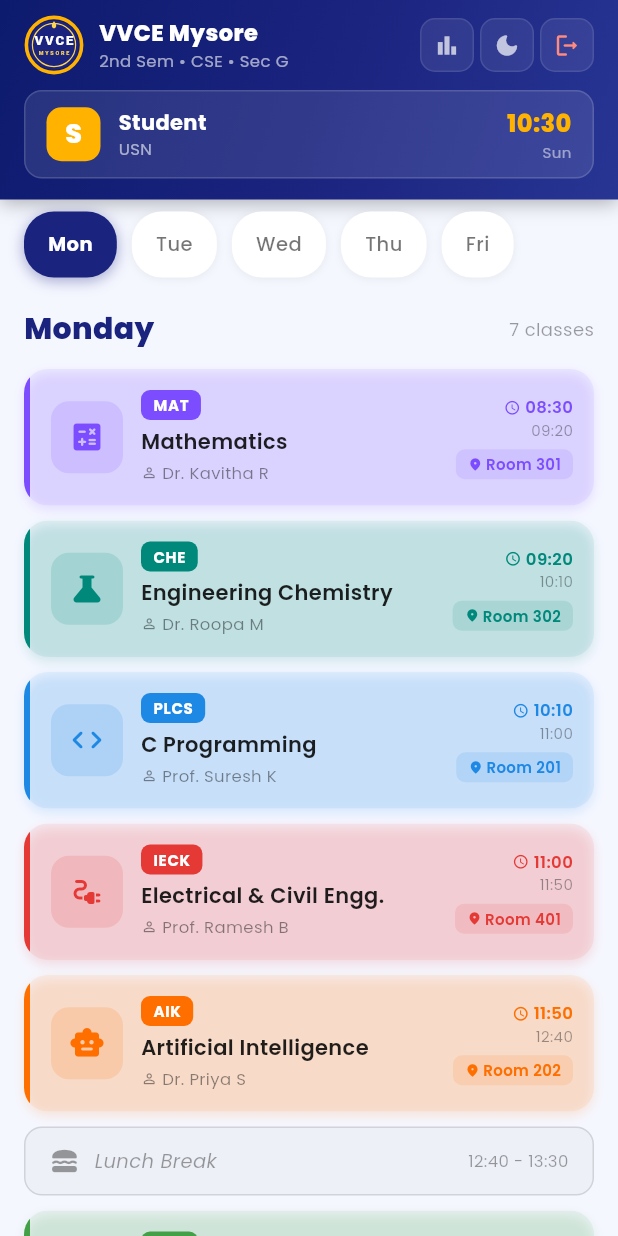
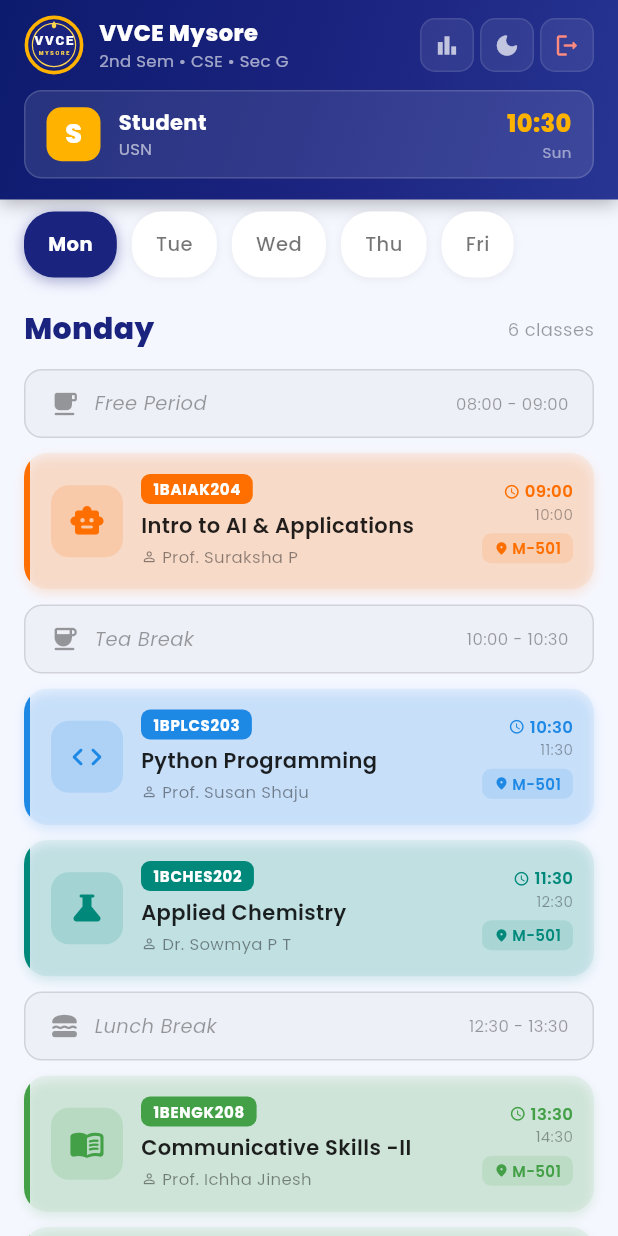
Before and after one commit to vvce25cse0423-lgtm/vvce_timetable, a Flutter app: the TimetableScreen screen opened directly, on a phone screen of 412 x 824 dp. Run offline on Flutter 3.47's test engine with Material 3 defaults, Android fonts, the phone set to English and light mode, and no system bars; drawn by our look-alikes of flutter_animate; our stand-ins replace google_fonts, shared_preferences; accounts and stored records are empty.

Commit message:
fix: update timetable to C-Cycle 12.02.2026 with correct schedule

```diff
--- a/lib/data/timetable_data.dart
+++ b/lib/data/timetable_data.dart
@@ -1,412 +1,314 @@
 // lib/data/timetable_data.dart
-// Complete timetable data for VVCE Mysore - 2nd Semester CSE Section G
+// VVCE Mysore - 2nd Semester CSE Section G
+// C-Cycle Timetable dated 12.02.2026, w.e.f 23.02.2026 (V 1.0)
 
 import '../models/timetable_model.dart';
 
-/// Time slots for the day
+/// Time slots matching the official timetable:
+/// 08:00-09:00 | 09:00-10:00 | Tea Break 10:00-10:30
+/// 10:30-11:30 | 11:30-12:30 | Lunch 12:30-13:30
+/// 13:30-14:30 | 14:30-15:30 | 15:30-16:30
+
 const List<String> timeSlots = [
-  '08:30 - 09:20',
-  '09:20 - 10:10',
-  '10:10 - 11:00',
-  '11:00 - 11:50', // After recess
-  '11:50 - 12:40',
-  '12:40 - 13:30', // Lunch
-  '13:30 - 14:20',
-  '14:20 - 15:10',
-  '15:10 - 16:00',
+  '08:00 - 09:00',
+  '09:00 - 10:00',
+  '10:00 - 10:30',
+  '10:30 - 11:30',
+  '11:30 - 12:30',
+  '12:30 - 13:30',
+  '13:30 - 14:30',
+  '14:30 - 15:30',
+  '15:30 - 16:30',
 ];
 
-/// Start times for slots (for ongoing detection)
 const List<String> slotStartTimes = [
-  '08:30',
-  '09:20',
-  '10:10',
-  '11:00',
-  '11:50',
-  '12:40',
-  '13:30',
-  '14:20',
-  '15:10',
+  '08:00', '09:00', '10:00', '10:30', '11:30',
+  '12:30', '13:30', '14:30', '15:30',
 ];
 
 const List<String> slotEndTimes = [
-  '09:20',
-  '10:10',
-  '11:00',
-  '11:50',
-  '12:40',
-  '13:30',
-  '14:20',
-  '15:10',
-  '16:00',
+  '09:00', '10:00', '10:30', '11:30', '12:30',
+  '13:30', '14:30', '15:30', '16:30',
 ];
 
-/// VVCE 2nd Semester CSE Section G Timetable
-/// Subject Codes:
-/// MAT - Mathematics (Calculus & Linear Algebra)
-/// CHE - Engineering Chemistry
-/// PLCS - Programming Logic & Computational Skills (C Programming)
-/// IECK - Introduction to Electrical & Civil Engineering
-/// AIK - Artificial Intelligence & Knowledge Representation
-/// ENG - Communicative English
-/// CHELAB - Chemistry Lab
-/// PLCSLAB - PLCS Lab
-/// PE - Physical Education / Sports
+// Index 2 = Tea Break, Index 5 = Lunch Break
 
 final Map<String, List<ClassSlot?>> timetableData = {
+
   'Monday': [
+    null, // 08:00-09:00 empty
     const ClassSlot(
-      subjectCode: 'MAT',
-      subjectName: 'Mathematics',
-      faculty: 'Dr. Kavitha R',
-      room: 'Room 301',
-      startTime: '08:30',
-      endTime: '09:20',
+      subjectCode: '1BAIAK204',
+      subjectName: 'Intro to AI & Applications',
+      faculty: 'Prof. Suraksha P',
+      room: 'M-501',
+      startTime: '09:00',
+      endTime: '10:00',
+      type: SubjectType.ai,
+    ),
+    null, // Tea Break
+    const ClassSlot(
+      subjectCode: '1BPLCS203',
+      subjectName: 'Python Programming',
+      faculty: 'Prof. Susan Shaju',
+      room: 'M-501',
+      startTime: '10:30',
+      endTime: '11:30',
+      type: SubjectType.programming,
+    ),
+    const ClassSlot(
+      subjectCode: '1BCHES202',
+      subjectName: 'Applied Chemistry',
+      faculty: 'Dr. Sowmya P T',
+      room: 'M-501',
+      startTime: '11:30',
+      endTime: '12:30',
+      type: SubjectType.chemistry,
+    ),
+    null, // Lunch Break
+    const ClassSlot(
+      subjectCode: '1BENGK208',
+      subjectName: 'Communicative Skills -II',
+      faculty: 'Prof. Ichha Jinesh',
+      room: 'M-501',
+      startTime: '13:30',
+      endTime: '14:30',
+      type: SubjectType.english,
+    ),
+    const ClassSlot(
+      subjectCode: '1BENGK208',
+      subjectName: 'Communicative Skills -II',
+      faculty: 'Prof. Kirti Gupta',
+      room: 'M-501',
+      startTime: '14:30',
+      endTime: '15:30',
+      type: SubjectType.english,
+    ),
+    const ClassSlot(
+      subjectCode: '1BKBKK210',
+      subjectName: 'Samskruthika Kannada',
+      faculty: 'Ms. Ashwini H B',
+      room: 'M-101',
+      startTime: '15:30',
+      endTime: '16:30',
+      type: SubjectType.kannada,
+    ),
+  ],
+
+  'Tuesday': [
+    const ClassSlot(
+      subjectCode: '1BMATS201',
+      subjectName: 'Applied Mathematics',
+      faculty: 'Prof. Deepa R Acharya',
+      room: 'M-501',
+      startTime: '08:00',
+      endTime: '09:00',
       type: SubjectType.mathematics,
     ),
     const ClassSlot(
-      subjectCode: 'CHE',
-      subjectName: 'Engineering Chemistry',
-      faculty: 'Dr. Roopa M',
-      room: 'Room 302',
-      startTime: '09:20',
-      endTime: '10:10',
+      subjectCode: '1BCHES202',
+      subjectName: 'Applied Chemistry',
+      faculty: 'Dr. Sowmya P T',
+      room: 'M-501',
+      startTime: '09:00',
+      endTime: '10:00',
+      type: SubjectType.chemistry,
+    ),
+    null, // Tea Break
+    const ClassSlot(
+      subjectCode: '1BMATS201',
+      subjectName: 'Applied Mathematics Lab',
+      faculty: 'Prof. Deepa R Acharya',
+      room: 'A-308',
+      startTime: '10:30',
+      endTime: '11:30',
+      type: SubjectType.lab,
+    ),
+    const ClassSlot(
+      subjectCode: '1BMATS201',
+      subjectName: 'Applied Mathematics Lab',
+      faculty: 'Prof. Deepa R Acharya',
+      room: 'A-308',
+      startTime: '11:30',
+      endTime: '12:30',
+      type: SubjectType.lab,
+    ),
+    null, // Lunch Break
+    const ClassSlot(
+      subjectCode: '1BIECK205',
+      subjectName: 'Intro to Electronics Engg.',
+      faculty: 'Prof. Ankitha D M',
+      room: 'M-501',
+      startTime: '13:30',
+      endTime: '14:30',
+      type: SubjectType.electronics,
+    ),
+    const ClassSlot(
+      subjectCode: '1BPLCS203',
+      subjectName: 'Python Programming',
+      faculty: 'Prof. Susan Shaju',
+      room: 'M-501',
+      startTime: '14:30',
+      endTime: '15:30',
+      type: SubjectType.programming,
+    ),
+    null, // 15:30 empty
+  ],
+
+  'Wednesday': [
+    const ClassSlot(
+      subjectCode: '1BMATS201',
+      subjectName: 'Applied Mathematics',
+      faculty: 'Prof. Deepa R Acharya',
+      room: 'M-501',
+      startTime: '08:00',
+      endTime: '09:00',
+      type: SubjectType.mathematics,
+    ),
+    const ClassSlot(
+      subjectCode: '1BIECK205',
+      subjectName: 'Intro to Electronics Engg.',
+      faculty: 'Prof. Ankitha D M',
+      room: 'M-501',
+      startTime: '09:00',
+      endTime: '10:00',
+      type: SubjectType.electronics,
+    ),
+    null, // Tea Break
+    const ClassSlot(
+      subjectCode: '1BCHESL206',
+      subjectName: 'Applied Chemistry Lab',
+      faculty: 'Dr. Anitha Sudhir',
+      room: 'G-202',
+      startTime: '10:30',
+      endTime: '11:30',
+      type: SubjectType.lab,
+    ),
+    const ClassSlot(
+      subjectCode: '1BCHESL206',
+      subjectName: 'Applied Chemistry Lab',
+      faculty: 'Dr. Anitha Sudhir',
+      room: 'G-202',
+      startTime: '11:30',
+      endTime: '12:30',
+      type: SubjectType.lab,
+    ),
+    null, // Lunch Break
+    null, // 13:30 empty
+    null, // 14:30 empty
+    null, // 15:30 empty
+  ],
+
+  'Thursday': [
+    null, // 08:00 empty
+    const ClassSlot(
+      subjectCode: '1BKSKK210',
+      subjectName: 'Samskruthika Kannada',
+      faculty: 'Ms. Ashwini H B',
+      room: 'M-501',
+      startTime: '09:00',
+      endTime: '10:00',
+      type: SubjectType.kannada,
+    ),
+    null, // Tea Break
+    const ClassSlot(
+      subjectCode: '1BAIAK204',
+      subjectName: 'Intro to AI & Applications',
+      faculty: 'Prof. Suraksha P',
+      room: 'M-501',
+      startTime: '10:30',
+      endTime: '11:30',
+      type: SubjectType.ai,
+    ),
+    const ClassSlot(
+      subjectCode: '1BIECK205',
+      subjectName: 'Intro to Electronics Engg.',
+      faculty: 'Prof. Ankitha D M',
+      room: 'M-501',
+      startTime: '11:30',
+      endTime: '12:30',
+      type: SubjectType.electronics,
+    ),
+    null, // Lunch Break
+    const ClassSlot(
+      subjectCode: '1BCHES202',
+      subjectName: 'Applied Chemistry',
+      faculty: 'Dr. Sowmya P T',
+      room: 'M-501',
+      startTime: '13:30',
+      endTime: '14:30',
       type: SubjectType.chemistry,
     ),
     const ClassSlot(
-      subjectCode: 'PLCS',
-      subjectName: 'C Programming',
-      faculty: 'Prof. Suresh K',
-      room: 'Room 201',
-      startTime: '10:10',
-      endTime: '11:00',
-      type: SubjectType.programming,
+      subjectCode: '1BMATS201',
+      subjectName: 'Applied Mathematics',
+      faculty: 'Prof. Deepa R Acharya',
+      room: 'M-501',
+      startTime: '14:30',
+      endTime: '15:30',
+      type: SubjectType.mathematics,
     ),
-    // Recess 11:00 - 11:15 (shown as part of slot)
+    null, // 15:30 empty
+  ],
+
+  'Friday': [
     const ClassSlot(
-      subjectCode: 'IECK',
-      subjectName: 'Electrical & Civil Engg.',
-      faculty: 'Prof. Ramesh B',
-      room: 'Room 401',
-      startTime: '11:00',
-      endTime: '11:50',
-      type: SubjectType.electronics,
+      subjectCode: '1BPLCSL207',
+      subjectName: 'Python Programming Lab',
+      faculty: 'Prof. Susan Shaju',
+      room: 'M-317',
+      startTime: '08:00',
+      endTime: '09:00',
+      type: SubjectType.lab,
     ),
     const ClassSlot(
-      subjectCode: 'AIK',
-      subjectName: 'Artificial Intelligence',
-      faculty: 'Dr. Priya S',
-      room: 'Room 202',
-      startTime: '11:50',
-      endTime: '12:40',
-      type: SubjectType.ai,
+      subjectCode: '1BPLCSL207',
+      subjectName: 'Python Programming Lab',
+      faculty: 'Prof. Susan Shaju',
+      room: 'M-317',
+      startTime: '09:00',
+      endTime: '10:00',
+      type: SubjectType.lab,
+    ),
+    null, // Tea Break
+    const ClassSlot(
+      subjectCode: '1BMATS201',
+      subjectName: 'Applied Mathematics',
+      faculty: 'Prof. Deepa R Acharya',
+      room: 'M-501',
+      startTime: '10:30',
+      endTime: '11:30',
+      type: SubjectType.mathematics,
+    ),
+    const ClassSlot(
+      subjectCode: '1BPLCS203',
+      subjectName: 'Python Programming',
+      faculty: 'Prof. Susan Shaju',
+      room: 'M-501',
+      startTime: '11:30',
+      endTime: '12:30',
+      type: SubjectType.programming,
     ),
     null, // Lunch Break
     const ClassSlot(
-      subjectCode: 'ENG',
-      subjectName: 'Communicative English',
-      faculty: 'Prof. Anitha D',
-      room: 'Room 101',
+      subjectCode: '1BPBLK209',
+      subjectName: 'Project-Based Learning',
+      faculty: 'Prof. Kavyashree G',
+      room: 'D-012',
       startTime: '13:30',
-      endTime: '14:20',
-      type: SubjectType.english,
-    ),
-    const ClassSlot(
-      subjectCode: 'PLCS',
-      subjectName: 'C Programming',
-      faculty: 'Prof. Suresh K',
-      room: 'Room 201',
-      startTime: '14:20',
-      endTime: '15:10',
-      type: SubjectType.programming,
-    ),
-    null, // Free Period
-  ],
-  'Tuesday': [
-    const ClassSlot(
-      subjectCode: 'ENG',
-      subjectName: 'Communicative English',
-      faculty: 'Prof. Anitha D',
-      room: 'Room 101',
-      startTime: '08:30',
-      endTime: '09:20',
-      type: SubjectType.english,
-    ),
-    const ClassSlot(
-      subjectCode: 'MAT',
-      subjectName: 'Mathematics',
-      faculty: 'Dr. Kavitha R',
-      room: 'Room 301',
-      startTime: '09:20',
-      endTime: '10:10',
-      type: SubjectType.mathematics,
-    ),
-    const ClassSlot(
-      subjectCode: 'AIK',
-      subjectName: 'Artificial Intelligence',
-      faculty: 'Dr. Priya S',
-      room: 'Room 202',
-      startTime: '10:10',
-      endTime: '11:00',
-      type: SubjectType.ai,
-    ),
-    const ClassSlot(
-      subjectCode: 'IECK',
-      subjectName: 'Electrical & Civil Engg.',
-      faculty: 'Prof. Ramesh B',
-      room: 'Room 401',
-      startTime: '11:00',
-      endTime: '11:50',
-      type: SubjectType.electronics,
-    ),
-    const ClassSlot(
-      subjectCode: 'CHE',
-      subjectName: 'Engineering Chemistry',
-      faculty: 'Dr. Roopa M',
-      room: 'Room 302',
-      startTime: '11:50',
-      endTime: '12:40',
-      type: SubjectType.chemistry,
-    ),
-    null, // Lunch Break
-    // CHELAB - 3 hour lab (13:30 - 16:30)
-    const ClassSlot(
-      subjectCode: 'CHELAB',
-      subjectName: 'Chemistry Lab',
-      faculty: 'Dr. Roopa M',
-      room: 'Chem Lab',
-      startTime: '13:30',
-      endTime: '14:20',
+      endTime: '14:30',
       type: SubjectType.lab,
     ),
     const ClassSlot(
-      subjectCode: 'CHELAB',
-      subjectName: 'Chemistry Lab',
-      faculty: 'Dr. Roopa M',
-      room: 'Chem Lab',
-      startTime: '14:20',
-      endTime: '15:10',
+      subjectCode: '1BPBLK209',
+      subjectName: 'Project-Based Learning',
+      faculty: 'Prof. Kavyashree G',
+      room: 'D-012',
+      startTime: '14:30',
+      endTime: '15:30',
       type: SubjectType.lab,
     ),
-    const ClassSlot(
-      subjectCode: 'CHELAB',
-      subjectName: 'Chemistry Lab',
-      faculty: 'Dr. Roopa M',
-      room: 'Chem Lab',
-      startTime: '15:10',
-      endTime: '16:00',
-      type: SubjectType.lab,
-    ),
-  ],
-  'Wednesday': [
-    const ClassSlot(
-      subjectCode: 'PLCS',
-      subjectName: 'C Programming',
-      faculty: 'Prof. Suresh K',
-      room: 'Room 201',
-      startTime: '08:30',
-      endTime: '09:20',
-      type: SubjectType.programming,
-    ),
-    const ClassSlot(
-      subjectCode: 'IECK',
-      subjectName: 'Electrical & Civil Engg.',
-      faculty: 'Prof. Ramesh B',
-      room: 'Room 401',
-      startTime: '09:20',
-      endTime: '10:10',
-      type: SubjectType.electronics,
-    ),
-    const ClassSlot(
-      subjectCode: 'MAT',
-      subjectName: 'Mathematics',
-      faculty: 'Dr. Kavitha R',
-      room: 'Room 301',
-      startTime: '10:10',
-      endTime: '11:00',
-      type: SubjectType.mathematics,
-    ),
-    const ClassSlot(
-      subjectCode: 'CHE',
-      subjectName: 'Engineering Chemistry',
-      faculty: 'Dr. Roopa M',
-      room: 'Room 302',
-      startTime: '11:00',
-      endTime: '11:50',
-      type: SubjectType.chemistry,
-    ),
-    const ClassSlot(
-      subjectCode: 'ENG',
-      subjectName: 'Communicative English',
-      faculty: 'Prof. Anitha D',
-      room: 'Room 101',
-      startTime: '11:50',
-      endTime: '12:40',
-      type: SubjectType.english,
-    ),
-    null, // Lunch Break
-    const ClassSlot(
-      subjectCode: 'AIK',
-      subjectName: 'Artificial Intelligence',
-      faculty: 'Dr. Priya S',
-      room: 'Room 202',
-      startTime: '13:30',
-      endTime: '14:20',
-      type: SubjectType.ai,
-    ),
-    const ClassSlot(
-      subjectCode: 'PE',
-      subjectName: 'Physical Education',
-      faculty: 'Coach Manjunath',
-      room: 'Sports Ground',
-      startTime: '14:20',
-      endTime: '15:10',
-      type: SubjectType.physicalEducation,
-    ),
-    null, // Free
-  ],
-  'Thursday': [
-    const ClassSlot(
-      subjectCode: 'AIK',
-      subjectName: 'Artificial Intelligence',
-      faculty: 'Dr. Priya S',
-      room: 'Room 202',
-      startTime: '08:30',
-      endTime: '09:20',
-      type: SubjectType.ai,
-    ),
-    const ClassSlot(
-      subjectCode: 'ENG',
-      subjectName: 'Communicative English',
-      faculty: 'Prof. Anitha D',
-      room: 'Room 101',
-      startTime: '09:20',
-      endTime: '10:10',
-      type: SubjectType.english,
-    ),
-    const ClassSlot(
-      subjectCode: 'CHE',
-      subjectName: 'Engineering Chemistry',
-      faculty: 'Dr. Roopa M',
-      room: 'Room 302',
-      startTime: '10:10',
-      endTime: '11:00',
-      type: SubjectType.chemistry,
-    ),
-    const ClassSlot(
-      subjectCode: 'MAT',
-      subjectName: 'Mathematics',
-      faculty: 'Dr. Kavitha R',
-      room: 'Room 301',
-      startTime: '11:00',
-      endTime: '11:50',
-      type: SubjectType.mathematics,
-    ),
-    const ClassSlot(
-      subjectCode: 'PLCS',
-      subjectName: 'C Programming',
-      faculty: 'Prof. Suresh K',
-      room: 'Room 201',
-      startTime: '11:50',
-      endTime: '12:40',
-      type: SubjectType.programming,
-    ),
-    null, // Lunch Break
-    // PLCS Lab - 3 hours
-    const ClassSlot(
-      subjectCode: 'PLCSLAB',
-      subjectName: 'Programming Lab',
-      faculty: 'Prof. Suresh K',
-      room: 'CS Lab 1',
-      startTime: '13:30',
-      endTime: '14:20',
-      type: SubjectType.lab,
-    ),
-    const ClassSlot(
-      subjectCode: 'PLCSLAB',
-      subjectName: 'Programming Lab',
-      faculty: 'Prof. Suresh K',
-      room: 'CS Lab 1',
-      startTime: '14:20',
-      endTime: '15:10',
-      type: SubjectType.lab,
-    ),
-    const ClassSlot(
-      subjectCode: 'PLCSLAB',
-      subjectName: 'Programming Lab',
-      faculty: 'Prof. Suresh K',
-      room: 'CS Lab 1',
-      startTime: '15:10',
-      endTime: '16:00',
-      type: SubjectType.lab,
-    ),
-  ],
-  'Friday': [
-    const ClassSlot(
-      subjectCode: 'IECK',
-      subjectName: 'Electrical & Civil Engg.',
-      faculty: 'Prof. Ramesh B',
-      room: 'Room 401',
-      startTime: '08:30',
-      endTime: '09:20',
-      type: SubjectType.electronics,
-    ),
-    const ClassSlot(
-      subjectCode: 'PLCS',
-      subjectName: 'C Programming',
-      faculty: 'Prof. Suresh K',
-      room: 'Room 201',
-      startTime: '09:20',
-      endTime: '10:10',
-      type: SubjectType.programming,
-    ),
-    const ClassSlot(
-      subjectCode: 'ENG',
-      subjectName: 'Communicative English',
-      faculty: 'Prof. Anitha D',
-      room: 'Room 101',
-      startTime: '10:10',
-      endTime: '11:00',
-      type: SubjectType.english,
-    ),
-    const ClassSlot(
-      subjectCode: 'AIK',
-      subjectName: 'Artificial Intelligence',
-      faculty: 'Dr. Priya S',
-      room: 'Room 202',
-      startTime: '11:00',
-      endTime: '11:50',
-      type: SubjectType.ai,
-    ),
-    const ClassSlot(
-      subjectCode: 'MAT',
-      subjectName: 'Mathematics',
-      faculty: 'Dr. Kavitha R',
-      room: 'Room 301',
-      startTime: '11:50',
-      endTime: '12:40',
-      type: SubjectType.mathematics,
-    ),
-    null, // Lunch Break
-    const ClassSlot(
-      subjectCode: 'IECK',
-      subjectName: 'Electrical & Civil Engg.',
-      faculty: 'Prof. Ramesh B',
-      room: 'Room 401',
-      startTime: '13:30',
-      endTime: '14:20',
-      type: SubjectType.electronics,
-    ),
-    const ClassSlot(
-      subjectCode: 'CHE',
-      subjectName: 'Engineering Chemistry',
-      faculty: 'Dr. Roopa M',
-      room: 'Room 302',
-      startTime: '14:20',
-      endTime: '15:10',
-      type: SubjectType.chemistry,
-    ),
-    null, // Free
+    null, // 15:30 empty
   ],
 };
 
--- a/lib/models/timetable_model.dart
+++ b/lib/models/timetable_model.dart
@@ -61,6 +61,7 @@ enum SubjectType {
   english,
   lab,
   physicalEducation,
+  kannada,
   free,
 }
 
--- a/lib/screens/timetable_screen.dart
+++ b/lib/screens/timetable_screen.dart
@@ -451,10 +451,13 @@ class _TimetableScreenState extends State<TimetableScreen>
           final timeRange = timeSlots[index];
 
           if (slot == null) {
-            // Lunch is slot index 5
+            // index 2 = Tea Break, index 5 = Lunch Break, others = Free
+            final isLunch = index == 5;
+            final isTeaBreak = index == 2;
             return BreakCard(
               timeRange: timeRange,
-              isLunch: index == 5,
+              isLunch: isLunch,
+              isTeaBreak: isTeaBreak,
               isDark: isDark,
               animationIndex: index,
             );
--- a/lib/utils/app_theme.dart
+++ b/lib/utils/app_theme.dart
@@ -25,6 +25,7 @@ class AppTheme {
     SubjectType.lab: Color(0xFF8D6E63),
     SubjectType.physicalEducation: Color(0xFF039BE5),
     SubjectType.free: Color(0xFF90A4AE),
+    SubjectType.kannada: Color(0xFFAD1457),
   };
 
   // Subject Colors Dark Mode (slightly lighter)
@@ -38,6 +39,7 @@ class AppTheme {
     SubjectType.lab: Color(0xFFA1887F),
     SubjectType.physicalEducation: Color(0xFF29B6F6),
     SubjectType.free: Color(0xFFB0BEC5),
+    SubjectType.kannada: Color(0xFFF06292),
   };
 
   static Color getSubjectColor(SubjectType type, bool isDark) {
@@ -66,6 +68,8 @@ class AppTheme {
         return Icons.sports_soccer_rounded;
       case SubjectType.free:
         return Icons.free_breakfast_rounded;
+      case SubjectType.kannada:
+        return Icons.translate_rounded;
     }
   }
 
--- a/lib/widgets/stats_widget.dart
+++ b/lib/widgets/stats_widget.dart
@@ -129,6 +129,8 @@ class WeeklyStatsWidget extends StatelessWidget {
         return 'PE';
       case SubjectType.free:
         return 'FREE';
+      case SubjectType.kannada:
+        return 'KAN';
     }
   }
 }
--- a/lib/widgets/subject_card.dart
+++ b/lib/widgets/subject_card.dart
@@ -270,6 +270,7 @@ class SubjectCard extends StatelessWidget {
 class BreakCard extends StatelessWidget {
   final String timeRange;
   final bool isLunch;
+  final bool isTeaBreak;
   final bool isDark;
   final int animationIndex;
 
@@ -277,6 +278,7 @@ class BreakCard extends StatelessWidget {
     super.key,
     required this.timeRange,
     required this.isLunch,
+    this.isTeaBreak = false,
     required this.isDark,
     this.animationIndex = 0,
   });
@@ -303,13 +305,17 @@ class BreakCard extends StatelessWidget {
         child: Row(
           children: [
             Icon(
-              isLunch ? Icons.lunch_dining_rounded : Icons.free_breakfast_rounded,
+              isLunch
+                  ? Icons.lunch_dining_rounded
+                  : isTeaBreak
+                      ? Icons.coffee_rounded
+                      : Icons.free_breakfast_rounded,
               color: isDark ? Colors.white38 : Colors.black38,
               size: 20,
             ),
             const SizedBox(width: 10),
             Text(
-              isLunch ? 'Lunch Break' : 'Free Period',
+              isLunch ? 'Lunch Break' : isTeaBreak ? 'Tea Break' : 'Free Period',
               style: TextStyle(
                 fontSize: 13,
                 color: isDark ? Colors.white38 : Colors.black38,
```
